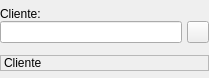
Qt form bulmages/bulmafact/src/busquedaclientebase.ui (eboladev/Bulmages-1) before a commit.
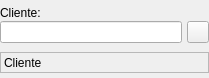
The same form after that commit. Icons and pictures are not drawn.

What changed in the file:
```diff
--- a/bulmages/bulmafact/src/busquedaclientebase.ui
+++ b/bulmages/bulmafact/src/busquedaclientebase.ui
@@ -37,6 +37,12 @@
          <verstretch>0</verstretch>
         </sizepolicy>
        </property>
+       <property name="minimumSize" >
+        <size>
+         <width>0</width>
+         <height>17</height>
+        </size>
+       </property>
        <property name="text" >
         <string>Cliente:</string>
        </property>
@@ -104,6 +110,12 @@
        <verstretch>0</verstretch>
       </sizepolicy>
      </property>
+     <property name="minimumSize" >
+      <size>
+       <width>0</width>
+       <height>21</height>
+      </size>
+     </property>
      <property name="frameShape" >
       <enum>QFrame::StyledPanel</enum>
      </property>
```
Left out of the diff: 6 changed lines with no effect on the pictures.
